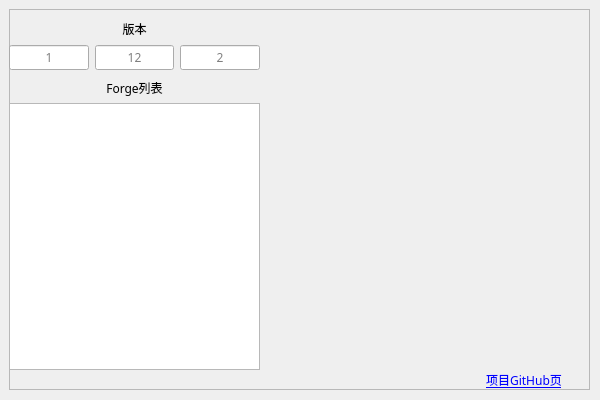
The window that mgf_qt_ui/ui_xml/mgf_main.ui (Trisuborn/MinecraftGetForge) describes before a commit, drawn with Qt 5.
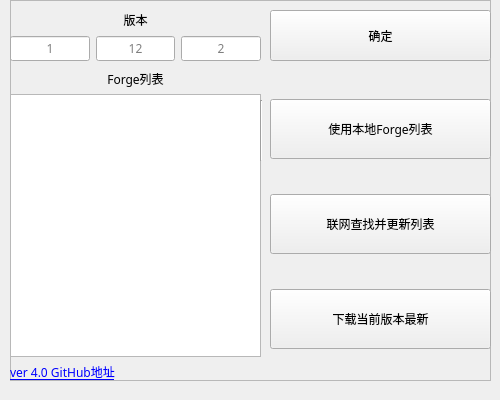
The same window after the commit.

```diff
--- a/mgf_qt_ui/ui_xml/mgf_main.ui
+++ b/mgf_qt_ui/ui_xml/mgf_main.ui
@@ -9,7 +9,7 @@
    <rect>
     <x>0</x>
     <y>0</y>
-    <width>600</width>
+    <width>500</width>
     <height>400</height>
    </rect>
   </property>
@@ -21,13 +21,13 @@
   </property>
   <property name="minimumSize">
    <size>
-    <width>600</width>
+    <width>500</width>
     <height>400</height>
    </size>
   </property>
   <property name="maximumSize">
    <size>
-    <width>600</width>
+    <width>500</width>
     <height>400</height>
    </size>
   </property>
@@ -51,9 +51,9 @@
    <widget class="QFrame" name="frame">
     <property name="geometry">
      <rect>
-      <x>9</x>
-      <y>9</y>
-      <width>581</width>
+      <x>10</x>
+      <y>0</y>
+      <width>481</width>
       <height>381</height>
      </rect>
     </property>
@@ -69,13 +69,36 @@
        <x>0</x>
        <y>70</y>
        <width>251</width>
-       <height>291</height>
+       <height>311</height>
       </rect>
      </property>
      <layout class="QGridLayout" name="gridLayout">
       <property name="sizeConstraint">
        <enum>QLayout::SetMinimumSize</enum>
       </property>
+      <item row="0" column="0">
+       <widget class="QLabel" name="label_out">
+        <property name="enabled">
+         <bool>true</bool>
+        </property>
+        <property name="text">
+         <string>Forge列表</string>
+        </property>
+        <property name="alignment">
+         <set>Qt::AlignCenter</set>
+        </property>
+       </widget>
+      </item>
+      <item row="2" column="0">
+       <widget class="QLabel" name="label_github">
+        <property name="text">
+         <string>&lt;html&gt;&lt;head/&gt;&lt;body&gt;&lt;p&gt;&lt;a href=&quot;https://github.com/Trisuborn/MinecraftGetForge&quot;&gt;&lt;span style=&quot; text-decoration: underline; color:#0000ff;&quot;&gt;ver 4.0 GitHub地址&lt;/span&gt;&lt;/a&gt;&lt;/p&gt;&lt;/body&gt;&lt;/html&gt;</string>
+        </property>
+        <property name="openExternalLinks">
+         <bool>true</bool>
+        </property>
+       </widget>
+      </item>
       <item row="1" column="0">
        <widget class="QTextBrowser" name="textBrowser">
         <property name="enabled">
@@ -99,64 +122,6 @@
         </property>
        </widget>
       </item>
-      <item row="0" column="0">
-       <widget class="QLabel" name="label_out">
-        <property name="enabled">
-         <bool>true</bool>
-        </property>
-        <property name="text">
-         <string>Forge列表</string>
-        </property>
-        <property name="alignment">
-         <set>Qt::AlignCenter</set>
-        </property>
-       </widget>
-      </item>
-     </layout>
-    </widget>
-    <widget class="QWidget" name="gridLayoutWidget">
-     <property name="geometry">
-      <rect>
-       <x>279</x>
-       <y>9</y>
-       <width>301</width>
-       <height>351</height>
-      </rect>
-     </property>
-     <layout class="QGridLayout" name="gridLayout_2"/>
-    </widget>
-    <widget class="QWidget" name="horizontalLayoutWidget">
-     <property name="geometry">
-      <rect>
-       <x>450</x>
-       <y>360</y>
-       <width>131</width>
-       <height>22</height>
-      </rect>
-     </property>
-     <layout class="QHBoxLayout" name="horizontalLayout_github">
-      <item>
-       <widget class="QLabel" name="label">
-        <property name="maximumSize">
-         <size>
-          <width>100</width>
-          <height>20</height>
-         </size>
-        </property>
-        <property name="text">
-         <string>&lt;html&gt;&lt;head/&gt;&lt;body&gt;&lt;p&gt;&lt;a href=&quot;https://github.com/Trisuborn/MinecraftGetForge&quot;&gt;&lt;span style=&quot; text-decoration: underline; color:#0000ff;&quot;&gt;项目GitHub页&lt;/span&gt;&lt;/a&gt;&lt;/p&gt;&lt;/body&gt;&lt;/html&gt;</string>
-        </property>
-        <property name="textFormat">
-         <enum>Qt::MarkdownText</enum>
-        </property>
-        <property name="alignment">
-         <set>Qt::AlignCenter</set>
-        </property>
-        <property name="openExternalLinks">
-         <bool>true</bool>
-        </property>
-       </widget>
-      </item>
      </layout>
     </widget>
     <widget class="QWidget" name="horizontalLayoutWidget_2">
@@ -211,6 +176,104 @@
       </item>
      </layout>
     </widget>
+    <widget class="QWidget" name="verticalLayoutWidget_2">
+     <property name="geometry">
+      <rect>
+       <x>260</x>
+       <y>70</y>
+       <width>221</width>
+       <height>311</height>
+      </rect>
+     </property>
+     <layout class="QVBoxLayout" name="verticalLayout">
+      <item>
+       <widget class="QPushButton" name="btn_locale">
+        <property name="minimumSize">
+         <size>
+          <width>0</width>
+          <height>60</height>
+         </size>
+        </property>
+        <property name="text">
+         <string>使用本地Forge列表</string>
+        </property>
+       </widget>
+      </item>
+      <item>
+       <widget class="QPushButton" name="btn_query">
+        <property name="minimumSize">
+         <size>
+          <width>0</width>
+          <height>60</height>
+         </size>
+        </property>
+        <property name="text">
+         <string>联网查找并更新列表</string>
+        </property>
+       </widget>
+      </item>
+      <item>
+       <widget class="QPushButton" name="btn_download">
+        <property name="minimumSize">
+         <size>
+          <width>0</width>
+          <height>60</height>
+         </size>
+        </property>
+        <property name="text">
+         <string>下载当前版本最新</string>
+        </property>
+       </widget>
+      </item>
+     </layout>
+    </widget>
+    <widget class="QPushButton" name="btn_sure">
+     <property name="geometry">
+      <rect>
+       <x>260</x>
+       <y>10</y>
+       <width>221</width>
+       <height>51</height>
+      </rect>
+     </property>
+     <property name="sizePolicy">
+      <sizepolicy hsizetype="Fixed" vsizetype="Fixed">
+       <horstretch>0</horstretch>
+       <verstretch>0</verstretch>
+      </sizepolicy>
+     </property>
+     <property name="minimumSize">
+      <size>
+       <width>0</width>
+       <height>0</height>
+      </size>
+     </property>
+     <property name="maximumSize">
+      <size>
+       <width>400</width>
+       <height>100</height>
+      </size>
+     </property>
+     <property name="text">
+      <string>确定</string>
+     </property>
+     <property name="flat">
+      <bool>false</bool>
+     </property>
+    </widget>
+    <widget class="Line" name="line">
+     <property name="geometry">
+      <rect>
+       <x>250</x>
+       <y>100</y>
+       <width>3</width>
+       <height>61</height>
+      </rect>
+     </property>
+     <property name="orientation">
+      <enum>Qt::Vertical</enum>
+     </property>
+    </widget>
    </widget>
   </widget>
  </widget>
```
Left out of the diff: 51 changed lines with no effect on the pictures.
